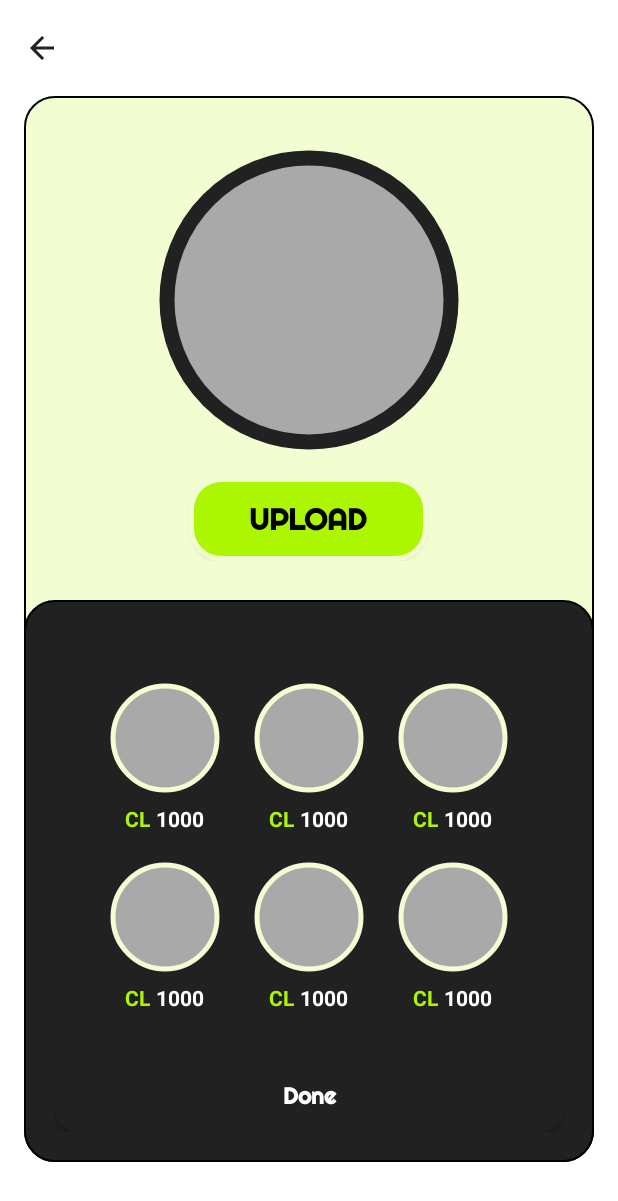
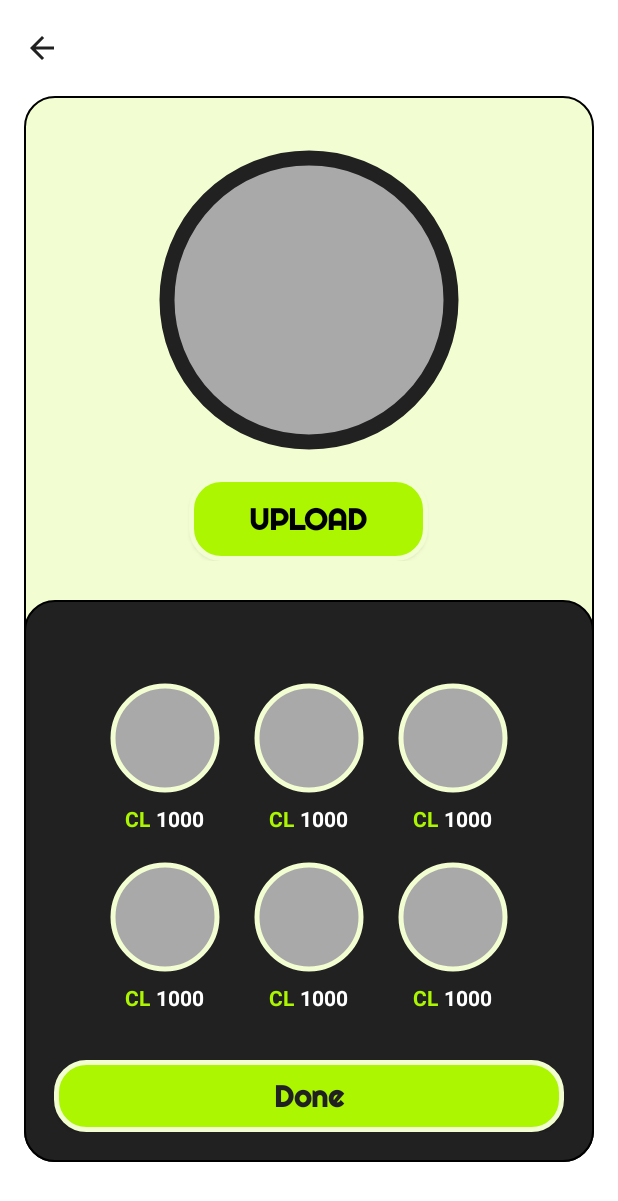
Before and after one commit to JSDevUno/CryptoLearnApp, an Android app: the Profile_Icon screen opened directly, with no data from a screen before it, on a phone screen of 412 x 824 dp. Shown: the top 1201 px of the screen. Run offline under Robolectric (Android 15) with nearby library versions, the phone set to English and light mode, and no system bars; Roboto replaces fonts that are not available here.

Commit message:
tanginae mo

```diff
--- a/app/src/main/res/layout/activity_profile_icon.xml
+++ b/app/src/main/res/layout/activity_profile_icon.xml
@@ -385,11 +385,12 @@
                         android:layout_width="match_parent"
                         android:layout_height="wrap_content"
                         android:text="Done"
-                        android:textColor="@color/white"
-                        android:textSize="15sp"
+                        android:textColor="@color/btn"
+                        android:textSize="20sp"
+                        android:elevation="5dp"
                         android:textAllCaps="false"
                         android:fontFamily="@font/righteous"
-                        android:background="@drawable/button_bg" />
+                        android:background="@drawable/camera_btn" />
                 </LinearLayout>
             </LinearLayout>
         </LinearLayout>
--- a/app/src/main/res/layout/activity_setup.xml
+++ b/app/src/main/res/layout/activity_setup.xml
@@ -75,6 +75,7 @@
                         android:scaleType="fitXY"
                         android:src="#a9a9a9" />
                     <com.google.android.material.imageview.ShapeableImageView
+                        android:id="@+id/editProfilePic"
                         android:layout_width="50dp"
                         android:layout_height="50dp"
                         android:layout_marginTop="-57dp"
```
Also changed, not shown: app/src/main/java/com/example/cryptoLearn/Setup.java (+11 -0 lines).
